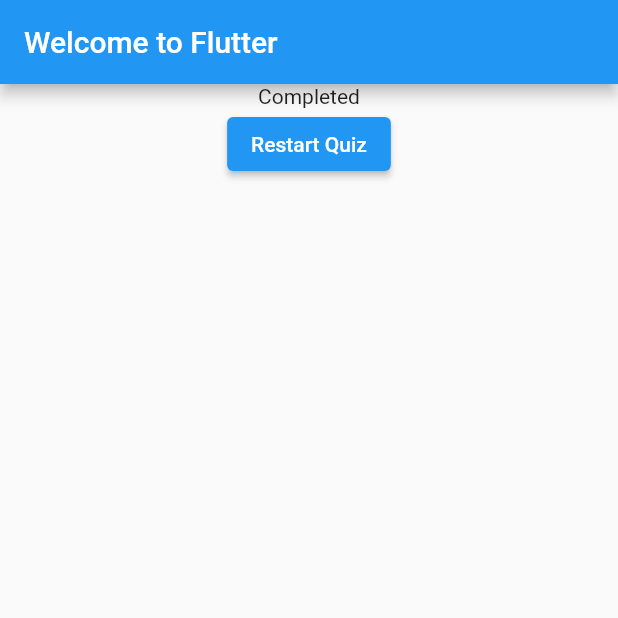
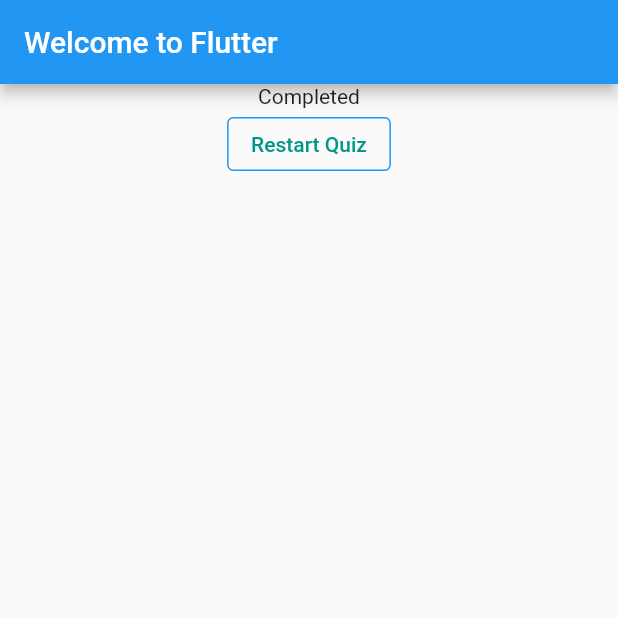
Before and after one commit to bishal5917/flutter_quiz_app, a Flutter app: the screen it shows after launch, after a tap on "WDC", after a tap on "London", on a phone screen of 412 x 824 dp, the top half of it. Run offline on Flutter 3.47's test engine with Material 2 defaults, Android fonts, the phone set to English and light mode, and no system bars.

Commit message:
outlined button used

```diff
--- a/lib/main.dart
+++ b/lib/main.dart
@@ -60,7 +60,10 @@ class MyAppState extends State<MyApp> {
                 child: Column(
                 children: [
                   Text("Completed"),
-                  ElevatedButton(
+                  OutlinedButton(
+                    style: OutlinedButton.styleFrom(
+                        primary: Colors.teal,
+                        side: BorderSide(color: Colors.blue)),
                     child: Text("Restart Quiz"),
                     onPressed: (() {
                       setState(() {
```
